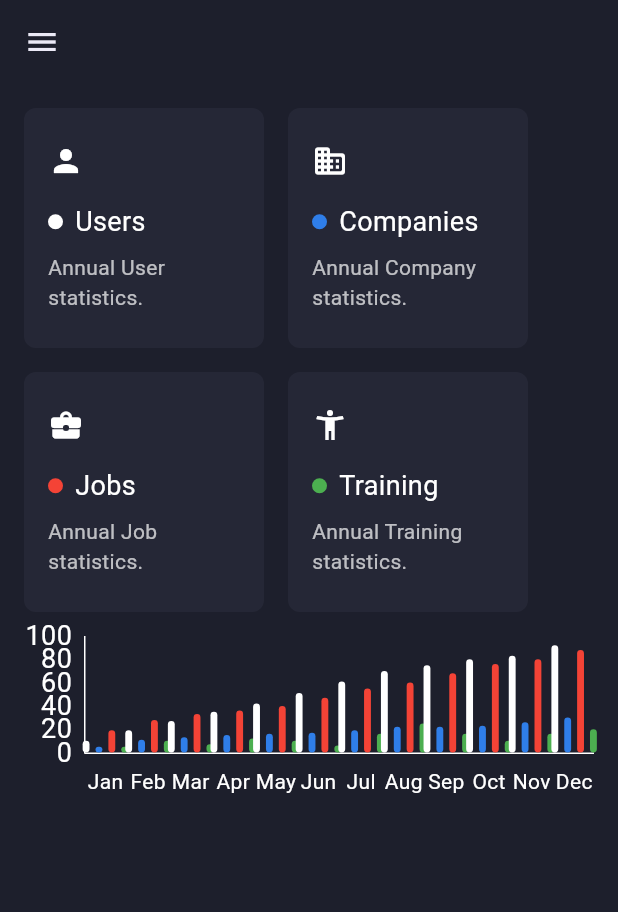
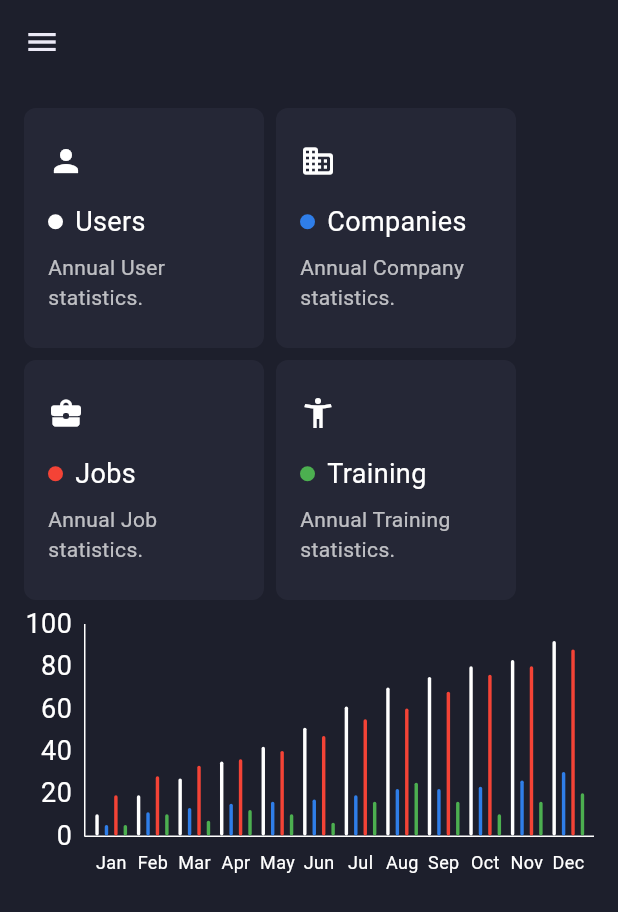
Before and after one commit to MostafaSaadEddin2004/work-in-dashboard, a Flutter app: the screen it shows after launch, on a phone screen of 412 x 824 dp. Shown: the top 912 px of the screen. Run offline on Flutter 3.47's test engine with Material 3 defaults, Android fonts, the light colour scheme and no system bars; drawn by our look-alikes of fl_chart; our stand-ins replace beamer, bloc, flutter_bloc, flutter_screenutil, flutter_spinkit, skeletonizer.

Commit message:
bar chart changes and done bloc

```diff
--- /dev/null
+++ b/lib/controller/utilities/char_bar_titels.dart
@@ -0,0 +1,81 @@
+import 'package:fl_chart/fl_chart.dart';
+import 'package:flutter/material.dart';
+
+class CharBarTitels{
+
+  static Widget getBottomTitels(double value, TitleMeta meta) {
+    const style = TextStyle(fontSize: 12);
+    Widget text;
+    switch (value.toInt()) {
+      case 0:
+        text = const Text('Jan', style: style);
+        break;
+      case 1:
+        text = const Text('Feb', style: style);
+        break;
+      case 2:
+        text = const Text('Mar', style: style);
+        break;
+      case 3:
+        text = const Text('Apr', style: style);
+        break;
+      case 4:
+        text = const Text('May', style: style);
+        break;
+      case 5:
+        text = const Text('Jun', style: style);
+        break;
+      case 6:
+        text = const Text('Jul', style: style);
+        break;
+      case 7:
+        text = const Text('Aug', style: style);
+        break;
+      case 8:
+        text = const Text('Sep', style: style);
+        break;
+      case 9:
+        text = const Text('Oct', style: style);
+        break;
+      case 10:
+        text = const Text('Nov', style: style);
+        break;
+      case 11:
+        text = const Text('Dec', style: style);
+        break;
+      default:
+        text = const Text('', style: style);
+        break;
+    }
+    return SideTitleWidget(child: text, axisSide: meta.axisSide);
+  }
+  static Widget getLeftTitels(double value, TitleMeta meta) {
+    const style = TextStyle(fontSize: 14);
+    Widget text;
+    switch (value.toInt()) {
+      case 0:
+        text = const Text('0', style: style);
+        break;
+      case 1:
+        text = const Text('20', style: style);
+        break;
+      case 2:
+        text = const Text('40', style: style);
+        break;
+      case 3:
+        text = const Text('60', style: style);
+        break;
+      case 4:
+        text = const Text('80', style: style);
+        break;
+      case 5:
+        text = const Text('80', style: style);
+        break;
+      default:
+        text = const Text('', style: style);
+        break;
+    }
+    return SideTitleWidget(child: text, axisSide: meta.axisSide);
+  }
+
+}
--- a/lib/main.dart
+++ b/lib/main.dart
@@ -47,12 +47,19 @@ class Main extends StatelessWidget {
             theme: AppTheme.darkTheme,
             darkTheme: AppTheme.darkTheme,
             themeMode: ThemeMode.dark,
-            routeInformationParser: BeamerParser(),
+            routeInformationParser: BeamerParser(
+              onParse: (context) {
+                return RouteInformation(
+                  state: context.state,
+                  uri: context.uri,
+                );
+              },
+            ),
             routerDelegate: BeamerDelegate(
                 transitionDelegate: const NoAnimationTransitionDelegate(),
                 locationBuilder: RoutesLocationBuilder(routes: {
-                  BeamerNavItem.route: (context, state, data) => LayoutBuilder(
-                      builder: (context, constraints) => const HomeScreen()),
+                  BeamerNavItem.route: (context, state, data) =>
+                      const HomeScreen(),
                 }).call)),
       ),
     );
--- a/lib/model/bar_chart_data_model.dart
+++ b/lib/model/bar_chart_data_model.dart
@@ -1,5 +1,3 @@
-import 'package:fl_chart/fl_chart.dart';
-import 'package:flutter/material.dart';
 import 'package:work_in_dashboard/model/individual_bar_model.dart';
 
 class ChartData {
@@ -60,51 +58,4 @@ class ChartData {
       oct: monthlySummary[9],
       nov: monthlySummary[10],
       dec: monthlySummary[11]);
-
-  static Widget getBottomTitels(double value, TitleMeta meta) {
-    const style = TextStyle(fontSize: 14);
-    Widget text;
-    switch (value.toInt()) {
-      case 0:
-        text = const Text('Jan', style: style);
-        break;
-      case 1:
-        text = const Text('Feb', style: style);
-        break;
-      case 2:
-        text = const Text('Mar', style: style);
-        break;
-      case 3:
-        text = const Text('Apr', style: style);
-        break;
-      case 4:
-        text = const Text('May', style: style);
-        break;
-      case 5:
-        text = const Text('Jun', style: style);
-        break;
-      case 6:
-        text = const Text('Jul', style: style);
-        break;
-      case 7:
-        text = const Text('Aug', style: style);
-        break;
-      case 8:
-        text = const Text('Sep', style: style);
-        break;
-      case 9:
-        text = const Text('Oct', style: style);
-        break;
-      case 10:
-        text = const Text('Nov', style: style);
-        break;
-      case 11:
-        text = const Text('Dec', style: style);
-        break;
-      default:
-        text = const Text('', style: style);
-        break;
-    }
-    return SideTitleWidget(child: text, axisSide: meta.axisSide);
-  }
 }
--- a/lib/view/screens/dashboard_screen.dart
+++ b/lib/view/screens/dashboard_screen.dart
@@ -2,6 +2,7 @@ import 'package:fl_chart/fl_chart.dart';
 import 'package:flutter/material.dart';
 import 'package:flutter_screenutil/flutter_screenutil.dart';
 import 'package:work_in_dashboard/controller/style/app_color.dart';
+import 'package:work_in_dashboard/controller/utilities/char_bar_titels.dart';
 import 'package:work_in_dashboard/controller/utilities/screen_size.dart';
 import 'package:work_in_dashboard/model/bar_chart_data_model.dart';
 import 'package:work_in_dashboard/view/components/item_card.dart';
@@ -37,8 +38,8 @@ class _DashBoardScreenState extends State<DashBoardScreen> {
             const Wrap(
               alignment: WrapAlignment.spaceEvenly,
               runAlignment: WrapAlignment.center,
-              runSpacing: 16,
-              spacing: 16,
+              runSpacing: 8,
+              spacing: 8,
               children: [
                 ItemsCard(
                   circelColor: AppColor.white,
@@ -70,7 +71,7 @@ class _DashBoardScreenState extends State<DashBoardScreen> {
               height: 16,
             ),
             AspectRatio(
-              aspectRatio: 3.0,
+              aspectRatio: 2.0,
               child: BarChart(
                   swapAnimationCurve: Curves.linear,
                   swapAnimationDuration: const Duration(milliseconds: 200),
@@ -83,25 +84,25 @@ class _DashBoardScreenState extends State<DashBoardScreen> {
                                     BarChartRodData(
                                       toY: e.uy,
                                       color: AppColor.white,
-                                      width: 4.w,
+                                      width: 2.w,
                                       borderRadius: BorderRadius.circular(4),
                                     ),
                                     BarChartRodData(
                                       toY: e.cy,
                                       color: AppColor.blue,
-                                      width: 4.w,
+                                      width: 2.w,
                                       borderRadius: BorderRadius.circular(4),
                                     ),
                                     BarChartRodData(
                                       toY: e.jy,
                                       color: AppColor.red,
-                                      width: 4.w,
+                                      width: 2.w,
                                       borderRadius: BorderRadius.circular(4),
                                     ),
                                     BarChartRodData(
                                       toY: e.ty,
                                       color: AppColor.green,
-                                      width: 4.w,
+                                      width: 2.w,
                                       borderRadius: BorderRadius.circular(4),
                                     ),
                                   ]))
@@ -125,7 +126,7 @@ class _DashBoardScreenState extends State<DashBoardScreen> {
                             sideTitles: SideTitles(
                                 showTitles: true,
                                 reservedSize: 48,
-                                getTitlesWidget: ChartData.getBottomTitels)),
+                                getTitlesWidget: CharBarTitels.getBottomTitels)),
                       ),
                       gridData: const FlGridData(show: false),
                       borderData: FlBorderData(
--- a/lib/view/screens/job/jobs_screen.dart
+++ b/lib/view/screens/job/jobs_screen.dart
@@ -113,7 +113,6 @@ class _JobsScreenState extends State<JobsScreen> {
                           setState(() {
                             ascending = ascendingF;
                           });
-                          onSortColumn(columnIndex, ascendingF, data);
                         },
                       ),
                       DataColumn(
--- a/lib/view/screens/training/training_screen.dart
+++ b/lib/view/screens/training/training_screen.dart
@@ -126,7 +126,6 @@ class _TrainingScreenState extends State<TrainingScreen> {
                           setState(() {
                             ascending = !ascending;
                           });
-                          onSortColumn(columnIndex, ascending, data);
                         },
                       ),
                       DataColumn(
```
Also changed, not shown: lib/controller/bloc/job_services/job_services_cubit.dart (+8 -7 lines), lib/controller/bloc/training_services/training_services_cubit.dart (+7 -7 lines), lib/controller/utilities/snack.dart (+2 -10 lines), lib/view/screens/companies_screen.dart (+36 -10 lines), lib/view/screens/users_screen.dart (+1 -6 lines).
